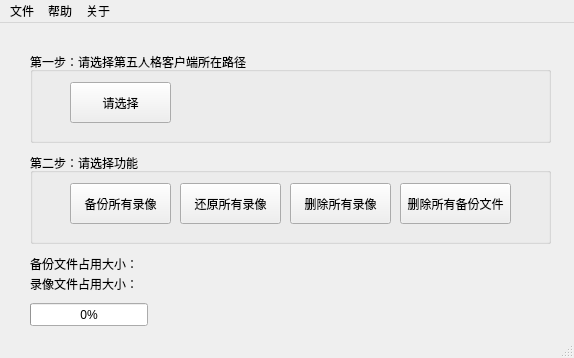
Old version of the form mainwindow.ui in the repository Bili-ChiQiao/IDV_Video_backup.
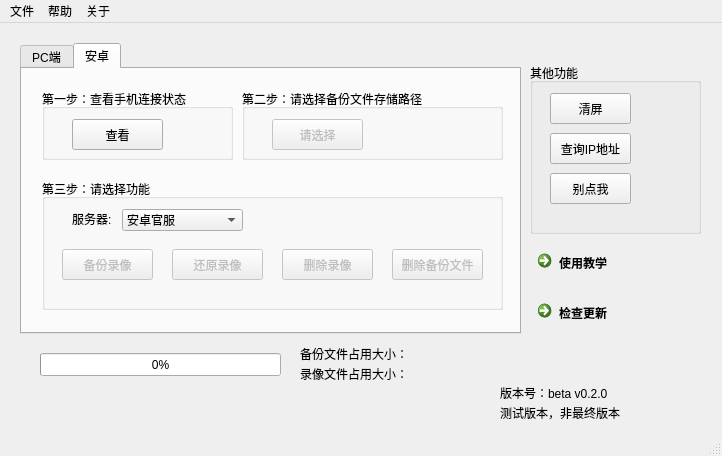
New version of the form.

What changed in the file:
```diff
--- a/mainwindow.ui
+++ b/mainwindow.ui
@@ -6,20 +6,94 @@
    <rect>
     <x>0</x>
     <y>0</y>
-    <width>574</width>
-    <height>358</height>
+    <width>722</width>
+    <height>456</height>
    </rect>
   </property>
   <property name="windowTitle">
    <string>MainWindow</string>
   </property>
+  <property name="styleSheet">
+   <string notr="true"/>
+  </property>
   <widget class="QWidget" name="centralwidget">
+   <widget class="QLabel" name="label">
+    <property name="geometry">
+     <rect>
+      <x>300</x>
+      <y>320</y>
+      <width>211</width>
+      <height>21</height>
+     </rect>
+    </property>
+    <property name="text">
+     <string>备份文件占用大小：</string>
+    </property>
+   </widget>
+   <widget class="QLabel" name="label_2">
+    <property name="geometry">
+     <rect>
+      <x>300</x>
+      <y>340</y>
+      <width>211</width>
+      <height>21</height>
+     </rect>
+    </property>
+    <property name="text">
+     <string>录像文件占用大小：</string>
+    </property>
+   </widget>
+   <widget class="QLabel" name="label_3">
+    <property name="geometry">
+     <rect>
+      <x>500</x>
+      <y>360</y>
+      <width>131</width>
+      <height>20</height>
+     </rect>
+    </property>
+    <property name="text">
+     <string>版本号：beta v0.2.0</string>
+    </property>
+   </widget>
+   <widget class="QLabel" name="label_4">
+    <property name="geometry">
+     <rect>
+      <x>500</x>
+      <y>380</y>
+      <width>161</width>
+      <height>20</height>
+     </rect>
+    </property>
+    <property name="text">
+     <string>测试版本，非最终版本</string>
+    </property>
+   </widget>
+   <widget class="QTabWidget" name="tabWidget">
+    <property name="enabled">
+     <bool>true</bool>
+    </property>
+    <property name="geometry">
+     <rect>
+      <x>20</x>
+      <y>20</y>
+      <width>501</width>
+      <height>291</height>
+     </rect>
+    </property>
+    <property name="currentIndex">
+     <number>1</number>
+    </property>
+    <widget class="QWidget" name="tab">
+     <attribute name="title">
+      <string>PC端</string>
+     </attribute>
    <widget class="QGroupBox" name="groupBox">
     <property name="geometry">
      <rect>
-      <x>30</x>
-      <y>29</y>
-      <width>521</width>
+        <x>20</x>
+        <y>30</y>
+        <width>451</width>
       <height>91</height>
      </rect>
     </property>
@@ -43,9 +117,9 @@
    <widget class="QGroupBox" name="groupBox_2">
     <property name="geometry">
      <rect>
-      <x>30</x>
-      <y>130</y>
-      <width>521</width>
+        <x>20</x>
+        <y>150</y>
+        <width>451</width>
       <height>91</height>
      </rect>
     </property>
@@ -55,12 +129,15 @@
     <widget class="QPushButton" name="pushButton_4">
      <property name="geometry">
       <rect>
-       <x>40</x>
+         <x>20</x>
        <y>30</y>
-       <width>101</width>
-       <height>41</height>
-      </rect>
-     </property>
+         <width>91</width>
+         <height>31</height>
+        </rect>
+       </property>
+       <property name="cursor">
+        <cursorShape>PointingHandCursor</cursorShape>
+       </property>
      <property name="text">
       <string>备份所有录像</string>
      </property>
@@ -68,12 +145,15 @@
     <widget class="QPushButton" name="pushButton_6">
      <property name="geometry">
       <rect>
-       <x>150</x>
+         <x>120</x>
        <y>30</y>
-       <width>101</width>
-       <height>41</height>
-      </rect>
-     </property>
+         <width>91</width>
+         <height>31</height>
+        </rect>
+       </property>
+       <property name="cursor">
+        <cursorShape>PointingHandCursor</cursorShape>
+       </property>
      <property name="text">
       <string>还原所有录像</string>
      </property>
@@ -81,12 +161,15 @@
     <widget class="QPushButton" name="pushButton_7">
      <property name="geometry">
       <rect>
-       <x>260</x>
+         <x>220</x>
        <y>30</y>
-       <width>101</width>
-       <height>41</height>
-      </rect>
-     </property>
+         <width>91</width>
+         <height>31</height>
+        </rect>
+       </property>
+       <property name="cursor">
+        <cursorShape>PointingHandCursor</cursorShape>
+       </property>
      <property name="text">
       <string>删除所有录像</string>
      </property>
@@ -94,49 +177,257 @@
     <widget class="QPushButton" name="pushButton_8">
      <property name="geometry">
       <rect>
-       <x>370</x>
+         <x>320</x>
        <y>30</y>
        <width>111</width>
-       <height>41</height>
-      </rect>
-     </property>
+         <height>31</height>
+        </rect>
+       </property>
+       <property name="cursor">
+        <cursorShape>PointingHandCursor</cursorShape>
+       </property>
      <property name="text">
       <string>删除所有备份文件</string>
      </property>
     </widget>
    </widget>
-   <widget class="QLabel" name="label">
+    </widget>
+    <widget class="QWidget" name="tab_2">
+     <attribute name="title">
+      <string>安卓</string>
+     </attribute>
+     <widget class="QGroupBox" name="groupBox_3">
     <property name="geometry">
      <rect>
+        <x>20</x>
+        <y>20</y>
+        <width>191</width>
+        <height>71</height>
+       </rect>
+      </property>
+      <property name="title">
+       <string>第一步：查看手机连接状态</string>
+      </property>
+      <widget class="QPushButton" name="pushButton_2">
+       <property name="enabled">
+        <bool>true</bool>
+       </property>
+       <property name="geometry">
+        <rect>
       <x>30</x>
-      <y>230</y>
-      <width>211</width>
-      <height>21</height>
-     </rect>
-    </property>
+         <y>30</y>
+         <width>91</width>
+         <height>31</height>
+        </rect>
+       </property>
+       <property name="cursor">
+        <cursorShape>PointingHandCursor</cursorShape>
+       </property>
     <property name="text">
-     <string>备份文件占用大小：</string>
-    </property>
-   </widget>
-   <widget class="QLabel" name="label_2">
+        <string>查看</string>
+       </property>
+      </widget>
+     </widget>
+     <widget class="QGroupBox" name="groupBox_4">
     <property name="geometry">
      <rect>
+        <x>220</x>
+        <y>20</y>
+        <width>261</width>
+        <height>71</height>
+       </rect>
+      </property>
+      <property name="title">
+       <string>第二步：请选择备份文件存储路径</string>
+      </property>
+      <widget class="QPushButton" name="pushButton_3">
+       <property name="enabled">
+        <bool>false</bool>
+       </property>
+       <property name="geometry">
+        <rect>
       <x>30</x>
-      <y>250</y>
-      <width>211</width>
-      <height>21</height>
-     </rect>
-    </property>
+         <y>30</y>
+         <width>91</width>
+         <height>31</height>
+        </rect>
+       </property>
+       <property name="cursor">
+        <cursorShape>PointingHandCursor</cursorShape>
+       </property>
     <property name="text">
-     <string>录像文件占用大小：</string>
-    </property>
+        <string>请选择</string>
+       </property>
+      </widget>
+     </widget>
+     <widget class="QGroupBox" name="groupBox_5">
+      <property name="geometry">
+       <rect>
+        <x>20</x>
+        <y>110</y>
+        <width>461</width>
+        <height>131</height>
+       </rect>
+      </property>
+      <property name="title">
+       <string>第三步：请选择功能</string>
+      </property>
+      <widget class="QComboBox" name="comboBox">
+       <property name="enabled">
+        <bool>true</bool>
+       </property>
+       <property name="geometry">
+        <rect>
+         <x>80</x>
+         <y>30</y>
+         <width>121</width>
+         <height>22</height>
+        </rect>
+       </property>
+       <item>
+        <property name="text">
+         <string>安卓官服</string>
+        </property>
+       </item>
+       <item>
+        <property name="text">
+         <string>B服</string>
+        </property>
+       </item>
+       <item>
+        <property name="text">
+         <string>vivo服</string>
+        </property>
+       </item>
+       <item>
+        <property name="text">
+         <string>小米服</string>
+        </property>
+       </item>
+       <item>
+        <property name="text">
+         <string>华为服</string>
+        </property>
+       </item>
+       <item>
+        <property name="text">
+         <string>应用宝服</string>
+        </property>
+       </item>
+       <item>
+        <property name="text">
+         <string>魅族服</string>
+        </property>
+       </item>
+       <item>
+        <property name="text">
+         <string>OPPO服</string>
+        </property>
+       </item>
+       <item>
+        <property name="text">
+         <string>其他渠道服......</string>
+        </property>
+       </item>
+      </widget>
+      <widget class="QPushButton" name="pushButton_9">
+       <property name="enabled">
+        <bool>false</bool>
+       </property>
+       <property name="geometry">
+        <rect>
+         <x>20</x>
+         <y>70</y>
+         <width>91</width>
+         <height>31</height>
+        </rect>
+       </property>
+       <property name="cursor">
+        <cursorShape>PointingHandCursor</cursorShape>
+       </property>
+       <property name="text">
+        <string>备份录像</string>
+       </property>
+      </widget>
+      <widget class="QPushButton" name="pushButton_10">
+       <property name="enabled">
+        <bool>false</bool>
+       </property>
+       <property name="geometry">
+        <rect>
+         <x>130</x>
+         <y>70</y>
+         <width>91</width>
+         <height>31</height>
+        </rect>
+       </property>
+       <property name="cursor">
+        <cursorShape>PointingHandCursor</cursorShape>
+       </property>
+       <property name="text">
+        <string>还原录像</string>
+       </property>
+      </widget>
+      <widget class="QPushButton" name="pushButton_11">
+       <property name="enabled">
+        <bool>false</bool>
+       </property>
+       <property name="geometry">
+        <rect>
+         <x>240</x>
+         <y>70</y>
+         <width>91</width>
+         <height>31</height>
+        </rect>
+       </property>
+       <property name="cursor">
+        <cursorShape>PointingHandCursor</cursorShape>
+       </property>
+       <property name="text">
+        <string>删除录像</string>
+       </property>
+      </widget>
+      <widget class="QPushButton" name="pushButton_12">
+       <property name="enabled">
+        <bool>false</bool>
+       </property>
+       <property name="geometry">
+        <rect>
+         <x>350</x>
+         <y>70</y>
+         <width>91</width>
+         <height>31</height>
+        </rect>
+       </property>
+       <property name="cursor">
+        <cursorShape>PointingHandCursor</cursorShape>
+       </property>
+       <property name="text">
+        <string>删除备份文件</string>
+       </property>
+      </widget>
+      <widget class="QLabel" name="label_5">
+       <property name="geometry">
+        <rect>
+         <x>30</x>
+         <y>30</y>
+         <width>51</width>
+         <height>20</height>
+        </rect>
+       </property>
+       <property name="text">
+        <string>服务器:</string>
+       </property>
+      </widget>
+     </widget>
+    </widget>
    </widget>
    <widget class="QProgressBar" name="progressBar_copy">
     <property name="geometry">
      <rect>
-      <x>30</x>
-      <y>280</y>
-      <width>118</width>
+      <x>40</x>
+      <y>330</y>
+      <width>241</width>
       <height>23</height>
      </rect>
     </property>
@@ -144,14 +435,101 @@
      <number>0</number>
     </property>
    </widget>
+   <widget class="QGroupBox" name="groupBox_6">
+    <property name="geometry">
+     <rect>
+      <x>530</x>
+      <y>40</y>
+      <width>171</width>
+      <height>171</height>
+     </rect>
+    </property>
+    <property name="title">
+     <string>其他功能</string>
+    </property>
+    <widget class="QPushButton" name="pushButton_5">
+     <property name="geometry">
+      <rect>
+       <x>20</x>
+       <y>30</y>
+       <width>81</width>
+       <height>31</height>
+      </rect>
+     </property>
+     <property name="cursor">
+      <cursorShape>PointingHandCursor</cursorShape>
+     </property>
+     <property name="text">
+      <string>清屏</string>
+     </property>
+    </widget>
+    <widget class="QPushButton" name="pushButton_13">
+     <property name="geometry">
+      <rect>
+       <x>20</x>
+       <y>70</y>
+       <width>81</width>
+       <height>31</height>
+      </rect>
+     </property>
+     <property name="cursor">
+      <cursorShape>PointingHandCursor</cursorShape>
+     </property>
+     <property name="text">
+      <string>查询IP地址</string>
+     </property>
+    </widget>
+    <widget class="QPushButton" name="pushButton_14">
+     <property name="geometry">
+      <rect>
+       <x>20</x>
+       <y>110</y>
+       <width>81</width>
+       <height>31</height>
+      </rect>
+     </property>
+     <property name="cursor">
+      <cursorShape>PointingHandCursor</cursorShape>
+     </property>
+     <property name="text">
+      <string>别点我</string>
+     </property>
+    </widget>
+   </widget>
+   <widget class="QCommandLinkButton" name="commandLinkButton">
+    <property name="geometry">
+     <rect>
+      <x>530</x>
+      <y>270</y>
+      <width>171</width>
+      <height>41</height>
+     </rect>
+    </property>
+    <property name="text">
+     <string>检查更新</string>
+    </property>
+   </widget>
+   <widget class="QCommandLinkButton" name="commandLinkButton_2">
+    <property name="geometry">
+     <rect>
+      <x>530</x>
+      <y>220</y>
+      <width>168</width>
+      <height>41</height>
+     </rect>
+    </property>
+    <property name="text">
+     <string>使用教学</string>
+    </property>
+   </widget>
   </widget>
   <widget class="QMenuBar" name="menubar">
    <property name="geometry">
     <rect>
      <x>0</x>
      <y>0</y>
-     <width>574</width>
-     <height>23</height>
+     <width>722</width>
+     <height>22</height>
     </rect>
    </property>
    <widget class="QMenu" name="menu">
```
Left out of the diff: 3 changed lines with no effect on the pictures. Lines whose indentation alone changed are shown as unchanged.
